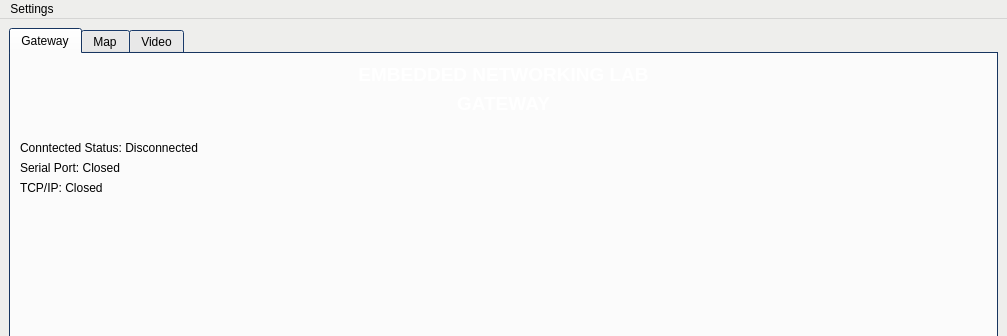
Before: the Qt Designer form mainwindow.ui in EmNetLab411/Gateway, drawn with Qt 5; both pictures show x 0 to 1007 and y 0 to 336 of the 1007 by 650 pixel window.
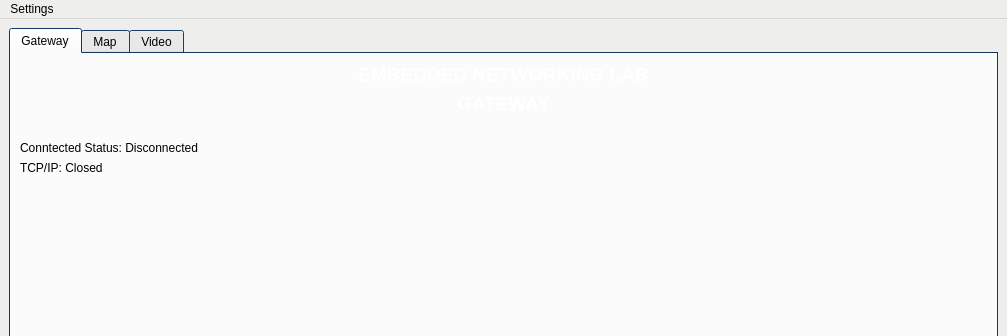
After: the same form once the commit is applied. Custom widgets are drawn as their Qt base class.

Patch:
```diff
--- a/mainwindow.ui
+++ b/mainwindow.ui
@@ -278,50 +278,6 @@
             </property>
            </widget>
           </item>
-          <item>
-           <widget class="QLabel" name="labelSerialPort">
-            <property name="palette">
-             <palette>
-              <active>
-               <colorrole role="Window">
-                <brush brushstyle="SolidPattern">
-                 <color alpha="255">
-                  <red>238</red>
-                  <green>238</green>
-                  <blue>236</blue>
-                 </color>
-                </brush>
-               </colorrole>
-              </active>
-              <inactive>
-               <colorrole role="Window">
-                <brush brushstyle="SolidPattern">
-                 <color alpha="255">
-                  <red>238</red>
-                  <green>238</green>
-                  <blue>236</blue>
-                 </color>
-                </brush>
-               </colorrole>
-              </inactive>
-              <disabled>
-               <colorrole role="Window">
-                <brush brushstyle="SolidPattern">
-                 <color alpha="255">
-                  <red>238</red>
-                  <green>238</green>
-                  <blue>236</blue>
-                 </color>
-                </brush>
-               </colorrole>
-              </disabled>
-             </palette>
-            </property>
-            <property name="text">
-             <string>Serial Port: Closed</string>
-            </property>
-           </widget>
-          </item>
           <item>
            <widget class="QLabel" name="labelTcp">
             <property name="text">
```
